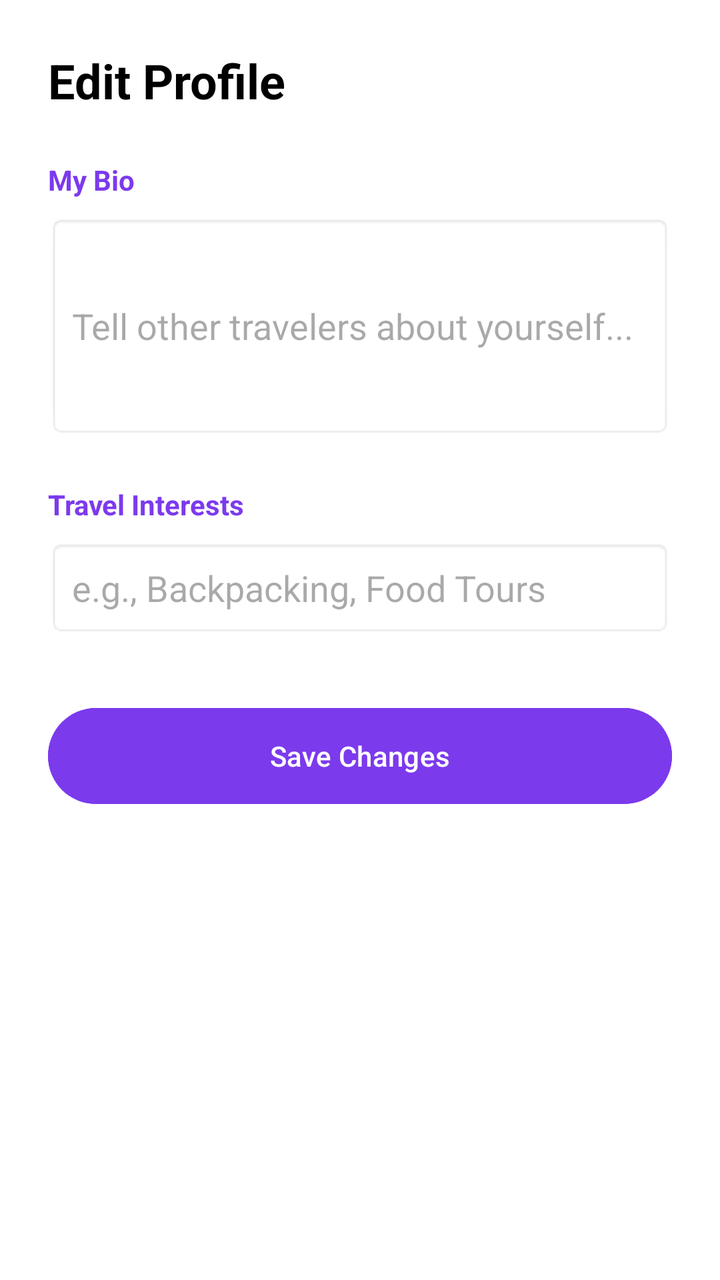
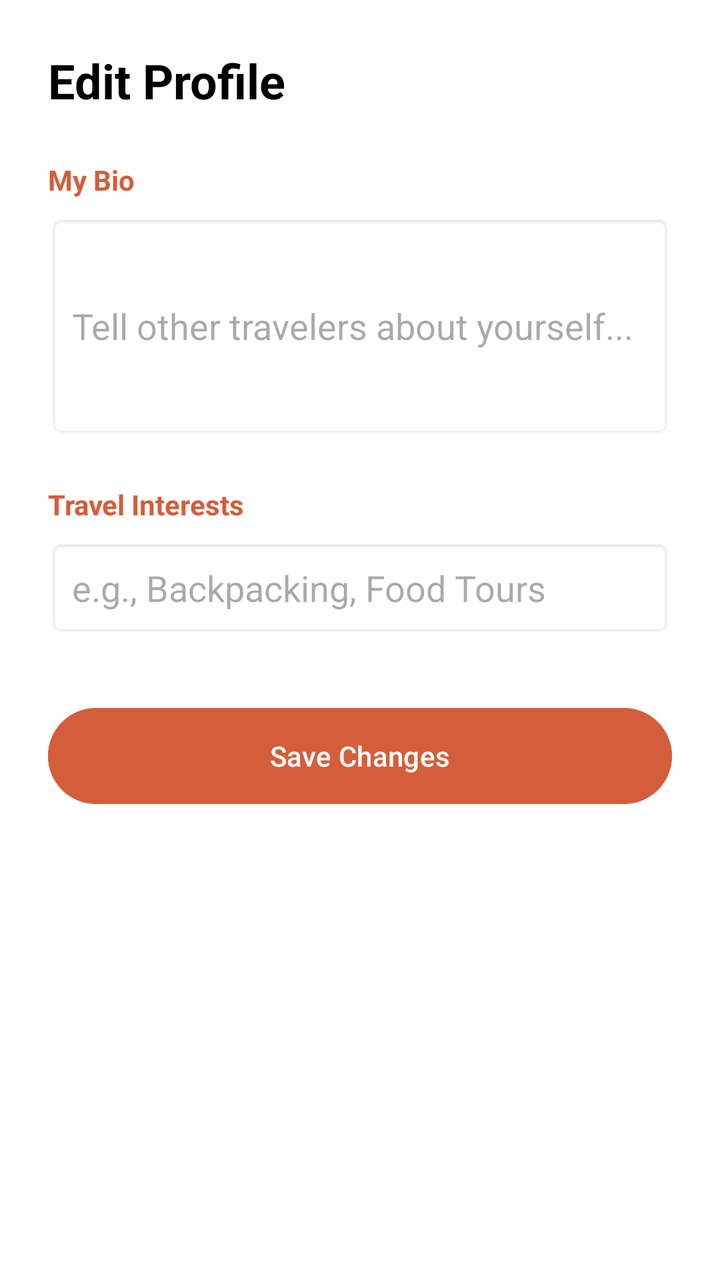

Before-and-after screenshots of an Android layout around one commit, followed by the original layout XML and the change that was made.
<!-- AndroidManifest.xml: application theme Theme.HostelWorld -->
<!-- res/layout/activity_edit_profile.xml -->
<?xml version="1.0" encoding="utf-8"?>
<LinearLayout xmlns:android="http://schemas.android.com/apk/res/android"
    android:layout_width="match_parent"
    android:layout_height="match_parent"
    android:background="#FFFFFF"
    android:orientation="vertical"
    android:padding="24dp">

    <TextView
        android:layout_width="match_parent"
        android:layout_height="wrap_content"
        android:text="Edit Profile"
        android:textColor="#000000"
        android:textSize="24sp"
        android:textStyle="bold" />

    <TextView
        android:layout_width="wrap_content"
        android:layout_height="wrap_content"
        android:layout_marginTop="24dp"
        android:text="My Bio"
        android:textColor="#7C3AED"
        android:textStyle="bold" />

    <EditText
        android:id="@+id/etEditBio"
        android:layout_width="match_parent"
        android:layout_height="wrap_content"
        android:layout_marginTop="8dp"
        android:background="@android:drawable/editbox_background"
        android:hint="Tell other travelers about yourself..."
        android:inputType="textMultiLine"
        android:minLines="4"
        android:padding="12dp"
        android:textColor="#000000" />

    <TextView
        android:layout_width="wrap_content"
        android:layout_height="wrap_content"
        android:layout_marginTop="24dp"
        android:text="Travel Interests"
        android:textColor="#7C3AED"
        android:textStyle="bold" />

    <EditText
        android:id="@+id/etEditInterests"
        android:layout_width="match_parent"
        android:layout_height="wrap_content"
        android:layout_marginTop="8dp"
        android:background="@android:drawable/editbox_background"
        android:hint="e.g., Backpacking, Food Tours"
        android:inputType="text"
        android:padding="12dp"
        android:textColor="#000000" />

    <Button
        android:id="@+id/btnSaveEdits"
        android:layout_width="match_parent"
        android:layout_height="56dp"
        android:layout_marginTop="32dp"
        android:backgroundTint="#7C3AED"
        android:text="Save Changes" />
</LinearLayout>
<!-- resources referenced by this layout -->
<resources>
  <style name="Theme.HostelWorld" parent="Base.Theme.HostelWorld" />
  <style name="Base.Theme.HostelWorld" parent="Theme.Material3.DayNight.NoActionBar">
          
          
      </style>
</resources>

<!-- the commit's change to res/layout/activity_edit_profile.xml (unified diff, before → after) -->
@@ -19,7 +19,7 @@
         android:layout_height="wrap_content"
         android:layout_marginTop="24dp"
         android:text="My Bio"
-        android:textColor="#7C3AED"
+        android:textColor="#D45D3A"
         android:textStyle="bold" />
 
     <EditText
@@ -39,7 +39,7 @@
         android:layout_height="wrap_content"
         android:layout_marginTop="24dp"
         android:text="Travel Interests"
-        android:textColor="#7C3AED"
+        android:textColor="#D45D3A"
         android:textStyle="bold" />
 
     <EditText
@@ -58,6 +58,6 @@
         android:layout_width="match_parent"
         android:layout_height="56dp"
         android:layout_marginTop="32dp"
-        android:backgroundTint="#7C3AED"
+        android:backgroundTint="#D45D3A"
         android:text="Save Changes" />
 </LinearLayout>
